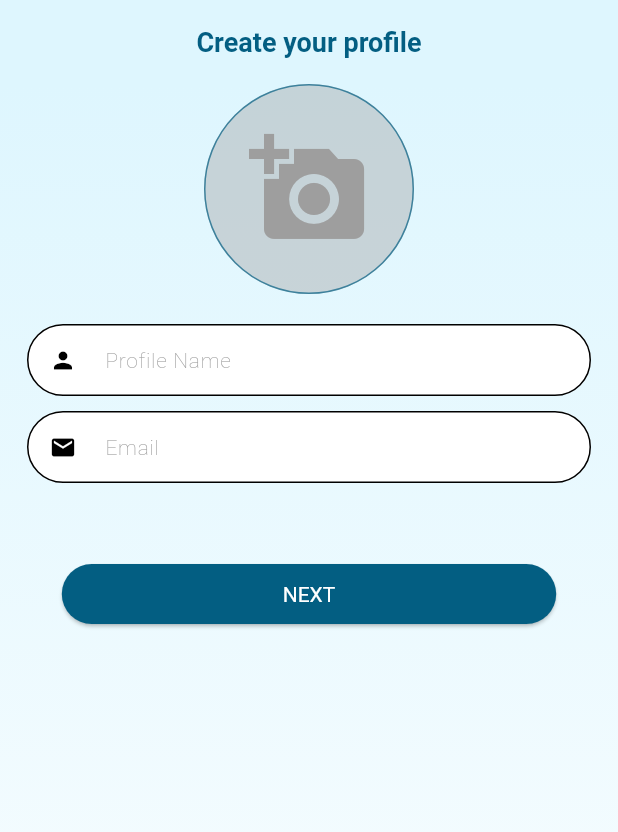
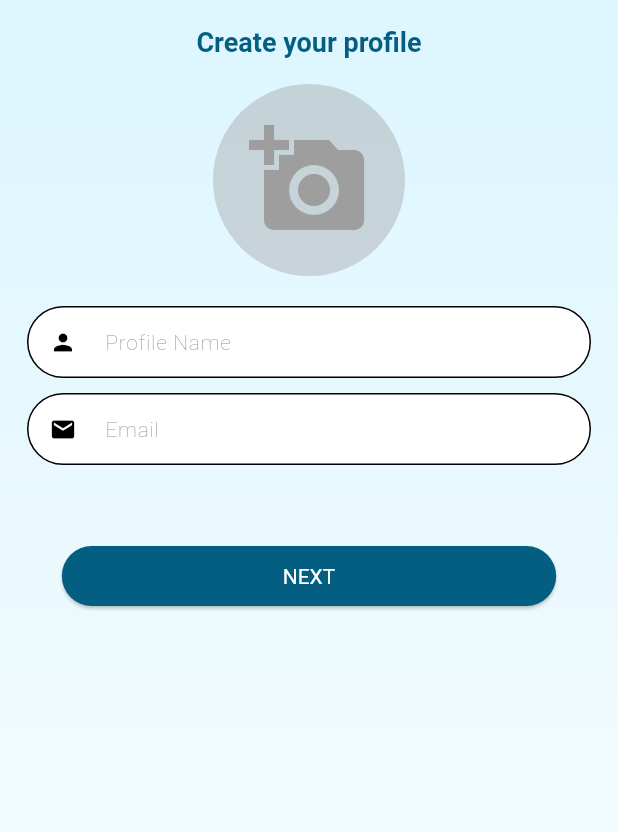
Before and after one commit to Rohit-ChauhanRC/genchatapp, a Flutter app: the CreateProfileView screen opened by its route, on a phone screen of 412 x 824 dp. Shown: the top 832 px of the screen. Run offline on Flutter 3.47's test engine with Material 3 defaults, Android fonts, the phone set to English and light mode, and no system bars; our stand-ins replace cloud_firestore, country_picker, firebase_core, firebase_storage, flutter_contacts, get and 6 more; missing offline and left inert: dart:ffi, tenor_flutter; accounts and stored records are empty.

Commit message:
create db

```diff
--- a/lib/app/constants/constants.dart
+++ b/lib/app/constants/constants.dart
@@ -21,3 +21,4 @@ const isNumVerify = "isNumberVerified";
 const userUId = "userUId";
 const userMob = "userMob";
 const createUserProfile = "createUserProfile";
+const usersDb = "usersDb";
--- a/lib/app/data/local_database/local_database.dart
+++ b/lib/app/data/local_database/local_database.dart
@@ -1,5 +1,7 @@
 import 'package:sqflite/sqflite.dart';
 import 'package:path/path.dart';
+
+import 'users_table.dart';
 
 class DataBaseService {
   Database? _database;
@@ -33,7 +35,7 @@ class DataBaseService {
   }
 
   Future<void> create(Database database, int verion) async {
-    // await ReceivingDB().createTable(database);
+    await GenchatUserDB().createTable(database);
     // await SellDB().createTable(database);
     // await ProfileDB().createTable(database);
   }
--- a/lib/app/modules/createProfile/controllers/create_profile_controller.dart
+++ b/lib/app/modules/createProfile/controllers/create_profile_controller.dart
@@ -6,9 +6,13 @@ import 'package:genchatapp/app/constants/constants.dart';
 import 'package:genchatapp/app/data/models/user_model.dart';
 import 'package:genchatapp/app/services/shared_preference_service.dart';
 import 'package:get/get.dart';
+import 'package:permission_handler/permission_handler.dart';
 
 import '../../../routes/app_pages.dart';
 import '../../../utils/utils.dart';
+
+import 'package:path_provider/path_provider.dart';
+import 'dart:io';
 
 class CreateProfileController extends GetxController {
   //
@@ -32,6 +36,14 @@ class CreateProfileController extends GetxController {
   String get email => _email.value;
   set email(String email) => _email.value = email;
 
+  List folderList = [
+    "GenchatApp Profile Photos",
+    "GenchatApp Audio",
+    "GenchatApp Video",
+    "GenchatApp GIF",
+    "GenchatApp Images"
+  ];
+
   @override
   void onInit() {
     super.onInit();
@@ -47,6 +59,27 @@ class CreateProfileController extends GetxController {
     super.onClose();
     _profileName.close();
     _email.close();
+  }
+
+  void createAppFolder(String folderName) async {
+    final dir = Directory('${(await getApplicationSupportDirectory() //FOR IOS
+        ).path}/$folderName');
+    var status = await Permission.storage.status;
+    if (!status.isGranted) {
+      await Permission.storage.request();
+    }
+    if ((await dir.exists())) {
+    } else {
+      dir.create();
+    }
+  }
+
+  void selectImage() async {
+    showImagePicker(onGetImage: (img) {
+      if (img != null) {
+        image = img;
+      }
+    });
   }
 
   void createProfile() async {
@@ -93,7 +126,6 @@ class CreateProfileController extends GetxController {
 
       // createProfile
 
-      // saveLocal(key: userData, data: user);
       firebaseController.setUserData(uid: uid, user: user).then((onValu) {
         sharedPreferenceService.setBool(createUserProfile, true);
         sharedPreferenceService.setBool(isNumVerify, false);
--- a/lib/app/modules/createProfile/views/create_profile_view.dart
+++ b/lib/app/modules/createProfile/views/create_profile_view.dart
@@ -31,17 +31,24 @@ class CreateProfileView extends GetView<CreateProfileController> {
                   child: Column(
                     mainAxisAlignment: MainAxisAlignment.start,
                     children: [
-                      Container(
-                        height: 140,
-                        width: 140,
-                        decoration: BoxDecoration(
-                          color: greyColor.withOpacity(0.4),
-                          borderRadius: BorderRadius.circular(Get.height / 2),
-                          border: Border.all(
-                              color: textBarColor.withOpacity(0.7), width: 1),
+                      InkWell(
+                        onTap: controller.selectImage,
+                        child: Obx(
+                          () => controller.image == null
+                              ? CircleAvatar(
+                                  backgroundColor: greyColor.withOpacity(0.4),
+                                  radius: 64,
+                                  child: const Icon(Icons.add_a_photo,
+                                      size: 80.0, color: greyColor),
+                                )
+                              : CircleAvatar(
+                                  backgroundColor: greyColor.withOpacity(0.4),
+                                  backgroundImage: FileImage(
+                                    controller.image!,
+                                  ),
+                                  radius: 64,
+                                ),
                         ),
-                        child: const Icon(Icons.add_a_photo,
-                            size: 80.0, color: greyColor),
                       ),
                       const SizedBox(
                         height: 20,
```
Also changed, not shown: lib/app/data/local_database/users_table.dart (added, +138 -0 lines), lib/app/modules/verifyPhoneNumber/views/verify_phone_number_view.dart (+10 -4 lines), firebase.json, 2 other files.
